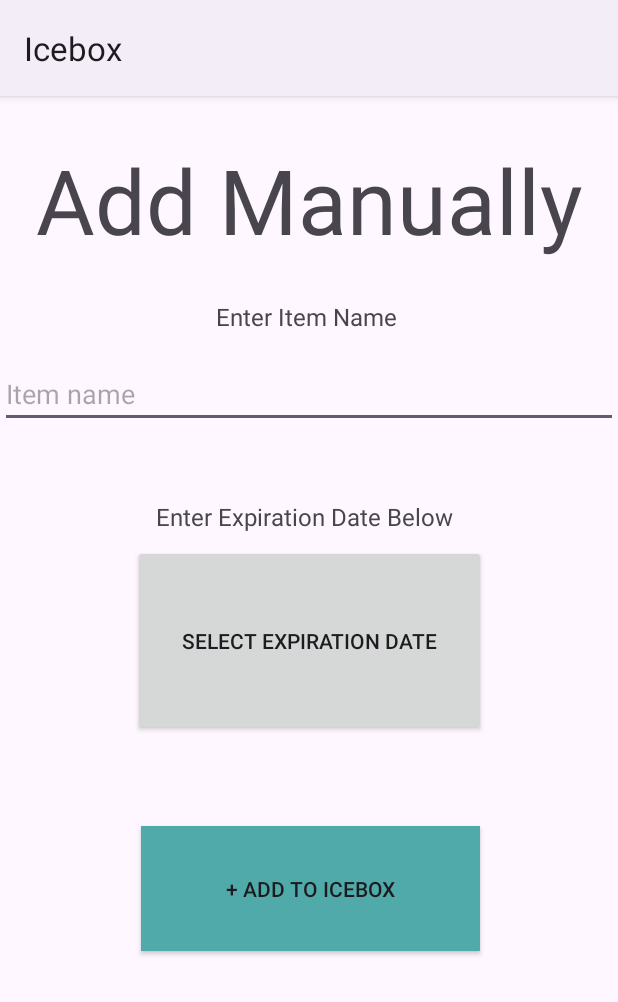
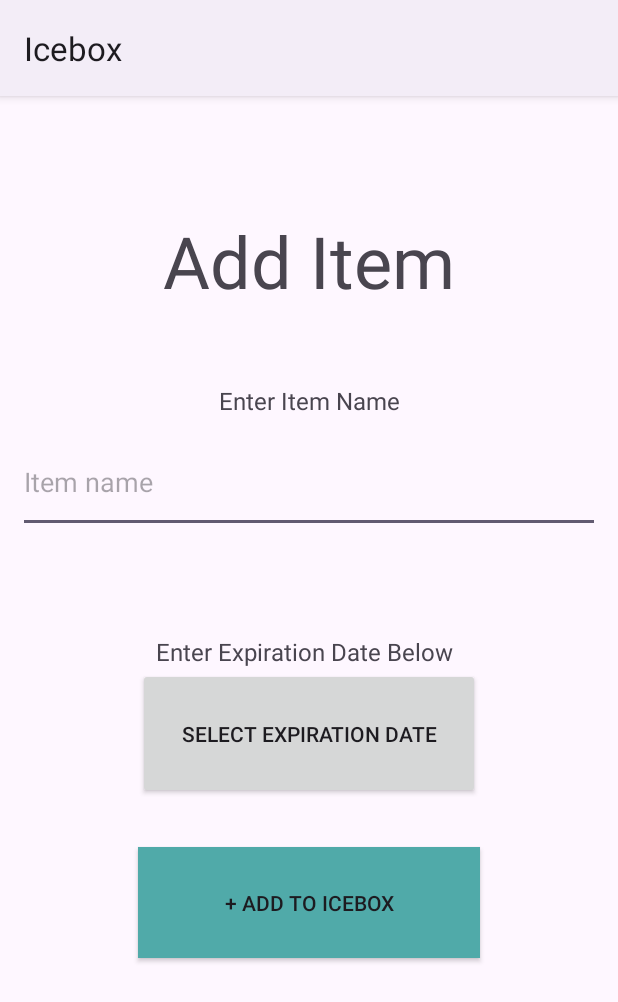
Before and after one commit to zapfeeno/Icebox, an Android app: the AddItemActivity screen opened directly, with no data from a screen before it, on a phone screen of 412 x 824 dp. Shown: the top 1002 px of the screen. Run offline under Robolectric (Android 15) with nearby library versions, the phone set to English and light mode, and no system bars.

Commit message:
Continued editing

```diff
--- a/app/src/main/res/layout/activity_add_item.xml
+++ b/app/src/main/res/layout/activity_add_item.xml
@@ -11,47 +11,52 @@
         android:id="@+id/titleText"
         android:layout_width="0dp"
         android:layout_height="wrap_content"
+        android:layout_marginTop="77dp"
+        android:layout_marginBottom="30dp"
         android:gravity="center_horizontal"
-        android:text="Add Manually"
-        android:textSize="60sp"
+        android:text="Add Item"
+        android:textSize="48sp"
         app:layout_constraintBottom_toTopOf="@+id/itemNameText"
         app:layout_constraintEnd_toEndOf="parent"
         app:layout_constraintStart_toStartOf="parent"
-        app:layout_constraintTop_toTopOf="parent"
-        app:layout_constraintVertical_bias="0.808" />
+        app:layout_constraintTop_toTopOf="parent" />
 
     <TextView
         android:id="@+id/expirationDateText"
         android:layout_width="wrap_content"
         android:layout_height="wrap_content"
-        android:layout_marginStart="104dp"
-        android:layout_marginTop="28dp"
+        android:layout_marginStart="12dp"
         android:paddingTop="20dp"
         android:text="Enter Expiration Date Below"
         android:textSize="16sp"
-        app:layout_constraintStart_toStartOf="parent"
+        app:layout_constraintBottom_toTopOf="@+id/expirationDateButton"
+        app:layout_constraintStart_toStartOf="@+id/expirationDateButton"
         app:layout_constraintTop_toBottomOf="@+id/itemNameInput" />
 
     <androidx.appcompat.widget.AppCompatButton
         android:id="@+id/expirationDateButton"
-        android:layout_width="235dp"
-        android:layout_height="127dp"
-        android:layout_marginTop="8dp"
+        android:layout_width="228dp"
+        android:layout_height="87dp"
+        android:layout_marginBottom="32dp"
         android:onClick="setExpiryDate"
         android:text="Select Expiration Date"
-        app:layout_constraintEnd_toEndOf="parent"
-        app:layout_constraintStart_toStartOf="parent"
+        app:layout_constraintBottom_toTopOf="@+id/addToIceboxButton"
+        app:layout_constraintEnd_toEndOf="@+id/addToIceboxButton"
+        app:layout_constraintStart_toStartOf="@+id/addToIceboxButton"
         app:layout_constraintTop_toBottomOf="@+id/expirationDateText" />
 
     <EditText
         android:id="@+id/itemNameInput"
-        android:layout_width="0dp"
-        android:layout_height="wrap_content"
-        android:layout_marginTop="8dp"
+        android:layout_width="388dp"
+        android:layout_height="77dp"
+        android:layout_marginStart="10dp"
+        android:layout_marginEnd="10dp"
+        android:layout_marginBottom="48dp"
         android:ems="10"
         android:hint="Item name"
         android:inputType="text"
         android:paddingTop="20dp"
+        app:layout_constraintBottom_toTopOf="@+id/expirationDateText"
         app:layout_constraintEnd_toEndOf="parent"
         app:layout_constraintStart_toStartOf="parent"
         app:layout_constraintTop_toBottomOf="@+id/itemNameText" />
@@ -60,25 +65,26 @@
         android:id="@+id/itemNameText"
         android:layout_width="wrap_content"
         android:layout_height="wrap_content"
-        android:layout_marginStart="144dp"
-        android:layout_marginTop="116dp"
         android:paddingTop="20dp"
         android:text="Enter Item Name"
         android:textSize="16sp"
+        app:layout_constraintBottom_toTopOf="@+id/itemNameInput"
+        app:layout_constraintEnd_toEndOf="parent"
         app:layout_constraintStart_toStartOf="parent"
-        app:layout_constraintTop_toTopOf="parent" />
+        app:layout_constraintTop_toBottomOf="@+id/titleText" />
 
     <androidx.appcompat.widget.AppCompatButton
         android:id="@+id/addToIceboxButton"
-        android:layout_width="226dp"
-        android:layout_height="83dp"
-        android:layout_marginTop="60dp"
-        android:layout_marginEnd="92dp"
+        android:layout_width="228dp"
+        android:layout_height="0dp"
+        android:layout_marginBottom="185dp"
         android:background="#50AAA9"
         android:gravity="center_horizontal|center_vertical"
         android:onClick="addToIcebox"
         android:text="+ Add to Icebox"
+        app:layout_constraintBottom_toBottomOf="parent"
         app:layout_constraintEnd_toEndOf="parent"
+        app:layout_constraintStart_toStartOf="parent"
         app:layout_constraintTop_toBottomOf="@+id/expirationDateButton" />
 
 </androidx.constraintlayout.widget.ConstraintLayout>
--- a/app/src/main/res/layout/activity_main.xml
+++ b/app/src/main/res/layout/activity_main.xml
@@ -8,14 +8,13 @@
 
     <ListView
         android:id="@+id/itemDisplay"
-        android:layout_width="407dp"
-        android:layout_height="626dp"
+        android:layout_width="387dp"
+        android:layout_height="624dp"
         android:layout_marginStart="5dp"
         android:layout_marginEnd="5dp"
         app:layout_constraintEnd_toEndOf="parent"
         app:layout_constraintStart_toStartOf="parent"
-        app:layout_constraintTop_toTopOf="parent"
-        />
+        app:layout_constraintTop_toTopOf="parent" />
 
     <androidx.appcompat.widget.AppCompatButton
         android:id="@+id/addFoodItemButton"
```
